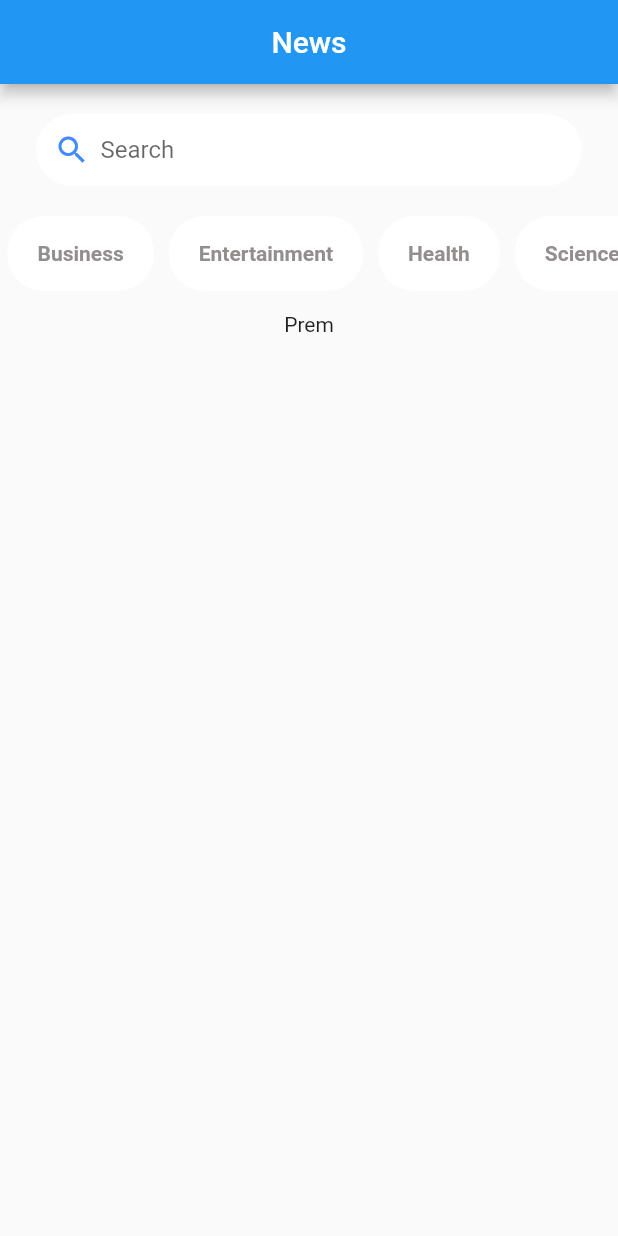
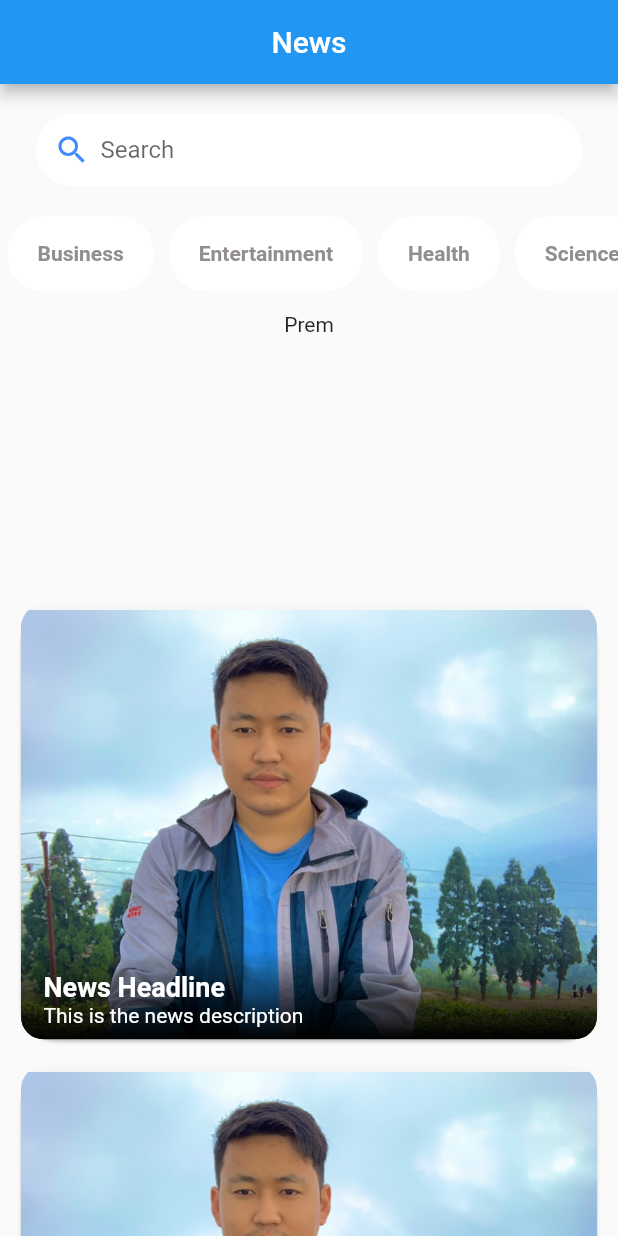
Before and after one commit to PremRai345/NewsApp, a Flutter app: the screen it shows after launch, on a phone screen of 412 x 824 dp. Run offline on Flutter 3.47's test engine with Material 2 defaults, Android fonts, the phone set to English and light mode, and no system bars; drawn by our look-alikes of carousel_slider.

Commit message:
Card is Added.
Card widget is added where user can see news headline and short descriptions.

```diff
--- a/news/lib/home.dart
+++ b/news/lib/home.dart
@@ -1,6 +1,5 @@
 import 'package:carousel_slider/carousel_slider.dart';
 import 'package:flutter/material.dart';
-import 'package:carousel_slider/carousel_controller.dart';
 
 class Home extends StatefulWidget {
   const Home({Key? key}) : super(key: key);
@@ -26,7 +25,8 @@ class _HomeState extends State<Home> {
         title: const Text('News'),
         centerTitle: true,
       ),
-      body: Column(
+      body: SingleChildScrollView(
+        child: Column(
           children: [
             Container(
               padding: const EdgeInsets.symmetric(horizontal: 9),
@@ -112,9 +112,8 @@ class _HomeState extends State<Home> {
                   return Builder(
                     builder: (BuildContext context) {
                       return InkWell(
-                      onTap: (){
+                        onTap: () {
                           print("Tapped");
-
                         },
                         child: Container(
                           margin: const EdgeInsets.symmetric(
@@ -127,7 +126,74 @@ class _HomeState extends State<Home> {
                 },
               ).toList(),
             ),
+            Container(
+              child: ListView.builder(
+                physics: NeverScrollableScrollPhysics(),
+                shrinkWrap: true,
+                itemCount: 10,
+                itemBuilder: (context, index) {
+                  return Container(
+                    margin:
+                        const EdgeInsets.symmetric(horizontal: 10, vertical: 5),
+                    child: Card(
+                      shape: RoundedRectangleBorder(
+                        borderRadius: BorderRadius.circular(24),
+                      ),
+                      elevation: 1.0,
+                      child: Stack(
+                        children: [
+                          ClipRRect(
+                            borderRadius: BorderRadius.circular(15),
+                            child: Image.asset("assets/images/prem.jpg"),
+                          ),
+                          Positioned(
+                            left: 0,
+                            right: 0,
+                            bottom: 0,
+                            child: Container(
+                              height: 60,
+                              decoration: BoxDecoration(
+                                borderRadius: BorderRadius.circular(15),
+                                gradient: LinearGradient(
+                                  colors: [
+                                    Colors.black12.withOpacity(0.0),
+                                    Colors.black,
                                   ],
+                                  begin: Alignment.topCenter,
+                                  end: Alignment.bottomCenter,
+                                ),
+                              ),
+                              padding: const EdgeInsets.fromLTRB(15, 15, 10, 8),
+                              child: Column(
+                                crossAxisAlignment: CrossAxisAlignment.start,
+                                children: const [
+                                  Text(
+                                    'News Headline',
+                                    style: TextStyle(
+                                        color: Colors.white,
+                                        fontSize: 18,
+                                        fontWeight: FontWeight.bold),
+                                  ),
+                                  Text(
+                                    'This is the news description',
+                                    style: TextStyle(
+                                      color: Colors.white,
+                                      fontSize: 14,
+                                    ),
+                                  ),
+                                ],
+                              ),
+                            ),
+                          ),
+                        ],
+                      ),
+                    ),
+                  );
+                },
+              ),
+            ),
+          ],
+        ),
       ),
     );
   }
--- a/news/pubspec.yaml
+++ b/news/pubspec.yaml
@@ -59,8 +59,8 @@ flutter:
   uses-material-design: true
 
   # To add assets to your application, add an assets section, like this:
-  # assets:
-  #   - images/a_dot_burr.jpeg
+  assets:
+    - assets/images/
   #   - images/a_dot_ham.jpeg
 
   # An image asset can refer to one or more resolution-specific "variants", see
```
Also changed, not shown: news/assets/images/prem.jpg (added). Lines whose indentation alone changed are shown as unchanged.
